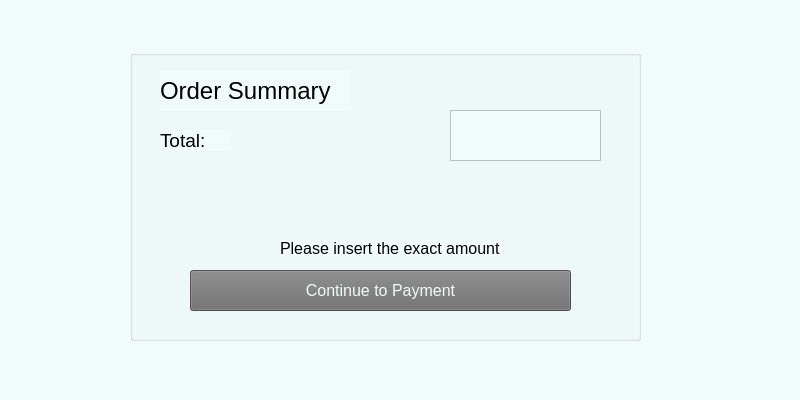
Qt form UI folder/thesisUIformUnpaidOrPaid.ui (Dann-Joseph123/grainMate) before a commit.
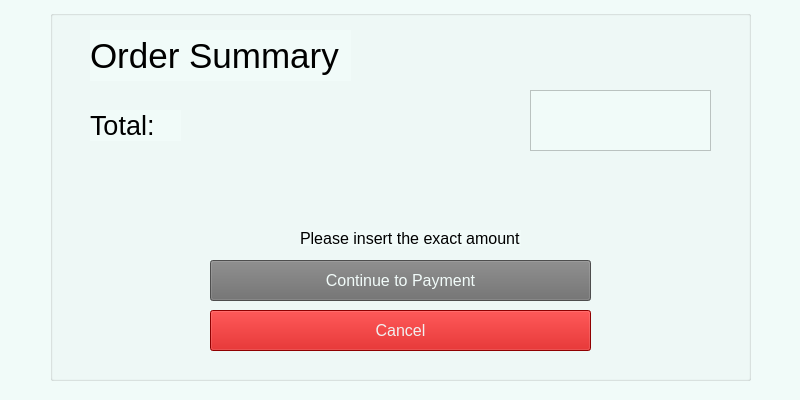
The same form after that commit.

Commit message: finished order forms

The edit to the form file:
```diff
--- a/UI folder/thesisUIformUnpaidOrPaid.ui
+++ b/UI folder/thesisUIformUnpaidOrPaid.ui
@@ -31,10 +31,10 @@
   <widget class="QGroupBox" name="groupBox">
    <property name="geometry">
     <rect>
-     <x>130</x>
-     <y>50</y>
-     <width>511</width>
-     <height>291</height>
+     <x>50</x>
+     <y>10</y>
+     <width>701</width>
+     <height>371</height>
     </rect>
    </property>
    <property name="title">
@@ -43,15 +43,15 @@
    <widget class="QLabel" name="orderSummaryLabel">
     <property name="geometry">
      <rect>
-      <x>30</x>
+      <x>40</x>
       <y>20</y>
-      <width>191</width>
-      <height>41</height>
+      <width>261</width>
+      <height>51</height>
      </rect>
     </property>
     <property name="font">
      <font>
-      <pointsize>18</pointsize>
+      <pointsize>26</pointsize>
      </font>
     </property>
     <property name="text">
@@ -61,15 +61,15 @@
    <widget class="QLabel" name="totalLabel">
     <property name="geometry">
      <rect>
-      <x>30</x>
-      <y>80</y>
-      <width>71</width>
-      <height>21</height>
+      <x>40</x>
+      <y>100</y>
+      <width>91</width>
+      <height>31</height>
      </rect>
     </property>
     <property name="font">
      <font>
-      <pointsize>14</pointsize>
+      <pointsize>20</pointsize>
      </font>
     </property>
     <property name="text">
@@ -82,10 +82,10 @@
     </property>
     <property name="geometry">
      <rect>
-      <x>320</x>
-      <y>60</y>
-      <width>151</width>
-      <height>51</height>
+      <x>480</x>
+      <y>80</y>
+      <width>181</width>
+      <height>61</height>
      </rect>
     </property>
     <property name="font">
@@ -100,8 +100,8 @@
    <widget class="QPushButton" name="pushButton">
     <property name="geometry">
      <rect>
-      <x>60</x>
-      <y>220</y>
+      <x>160</x>
+      <y>250</y>
       <width>381</width>
       <height>41</height>
      </rect>
@@ -134,8 +134,8 @@
    <widget class="QLabel" name="instructionLabel">
     <property name="geometry">
      <rect>
-      <x>150</x>
-      <y>190</y>
+      <x>250</x>
+      <y>220</y>
       <width>221</width>
       <height>16</height>
      </rect>
@@ -149,6 +149,40 @@
      <string>Please insert the exact amount</string>
     </property>
    </widget>
+   <widget class="QPushButton" name="orderCancellation">
+    <property name="geometry">
+     <rect>
+      <x>160</x>
+      <y>300</y>
+      <width>381</width>
+      <height>41</height>
+     </rect>
+    </property>
+    <property name="font">
+     <font>
+      <pointsize>12</pointsize>
+     </font>
+    </property>
+    <property name="mouseTracking">
+     <bool>true</bool>
+    </property>
+    <property name="tabletTracking">
+     <bool>true</bool>
+    </property>
+    <property name="styleSheet">
+     <string notr="true">background-color: rgb(200, 0, 0);
+color: rgb(240, 240, 240);</string>
+    </property>
+    <property name="text">
+     <string>Cancel</string>
+    </property>
+    <property name="checkable">
+     <bool>true</bool>
+    </property>
+    <property name="flat">
+     <bool>false</bool>
+    </property>
+   </widget>
   </widget>
  </widget>
  <resources/>
```
Left out of the diff: 2 changed lines with no effect on the pictures. The commit also changes 5 other files.
